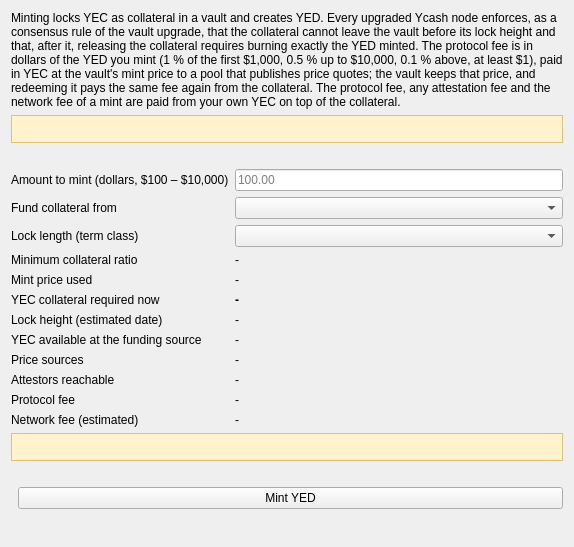
boyfromcave/yecwallet-dd, file src/yellowbackmint.ui: the form before one commit.
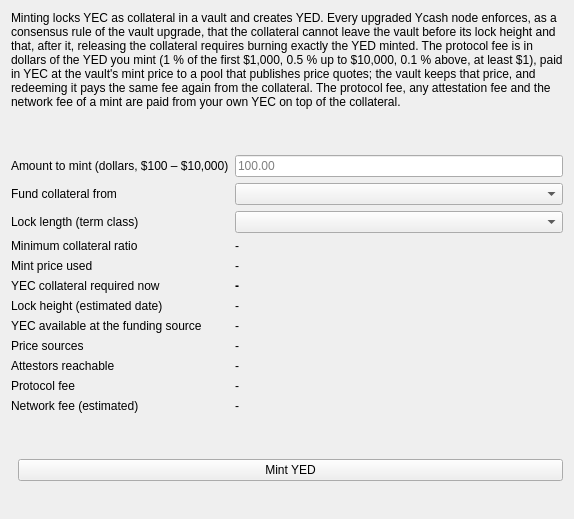
The form after the commit.

```diff
--- a/src/yellowbackmint.ui
+++ b/src/yellowbackmint.ui
@@ -12,7 +12,6 @@
    <item>
     <widget class="QLabel" name="lblGate">
      <property name="wordWrap"><bool>true</bool></property>
-     <property name="styleSheet"><string notr="true">QLabel { background-color: #fff3cd; color: #5c4400; border: 1px solid #e0c56e; padding: 6px; }</string></property>
      <property name="text"><string/></property>
     </widget>
    </item>
@@ -20,7 +19,6 @@
     <widget class="QLabel" name="lblClassNote">
      <property name="wordWrap"><bool>true</bool></property>
      <property name="text"><string/></property>
-     <property name="styleSheet"><string notr="true">QLabel { color: #444; }</string></property>
     </widget>
    </item>
    <item>
@@ -52,10 +50,10 @@
     </layout>
    </item>
    <item>
-    <widget class="QLabel" name="lblDivergence"><property name="text"><string/></property><property name="wordWrap"><bool>true</bool></property><property name="styleSheet"><string notr="true">QLabel { background-color: #fff3cd; color: #5c4400; border: 1px solid #e0c56e; padding: 6px; }</string></property></widget>
+    <widget class="QLabel" name="lblDivergence"><property name="text"><string/></property><property name="wordWrap"><bool>true</bool></property></widget>
    </item>
    <item>
-    <widget class="QLabel" name="lblMintHint"><property name="text"><string/></property><property name="wordWrap"><bool>true</bool></property><property name="styleSheet"><string notr="true">QLabel { color: #a33; }</string></property></widget>
+    <widget class="QLabel" name="lblMintHint"><property name="text"><string/></property><property name="wordWrap"><bool>true</bool></property></widget>
    </item>
    <item>
     <layout class="QHBoxLayout" name="mintButtons">
```
